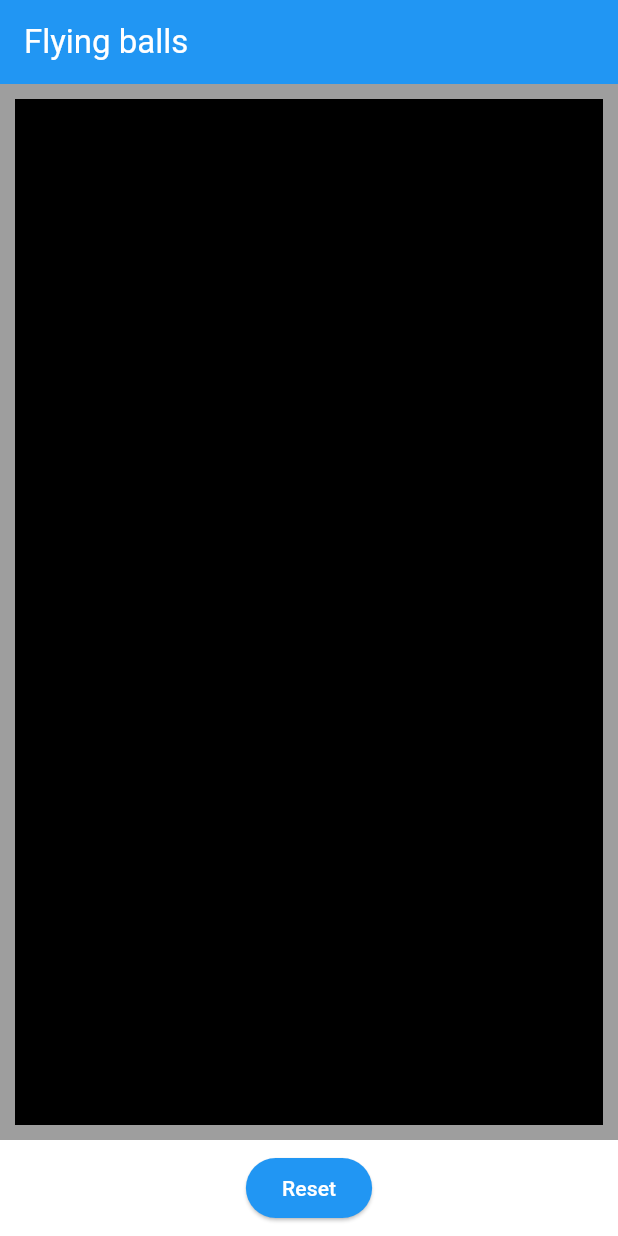
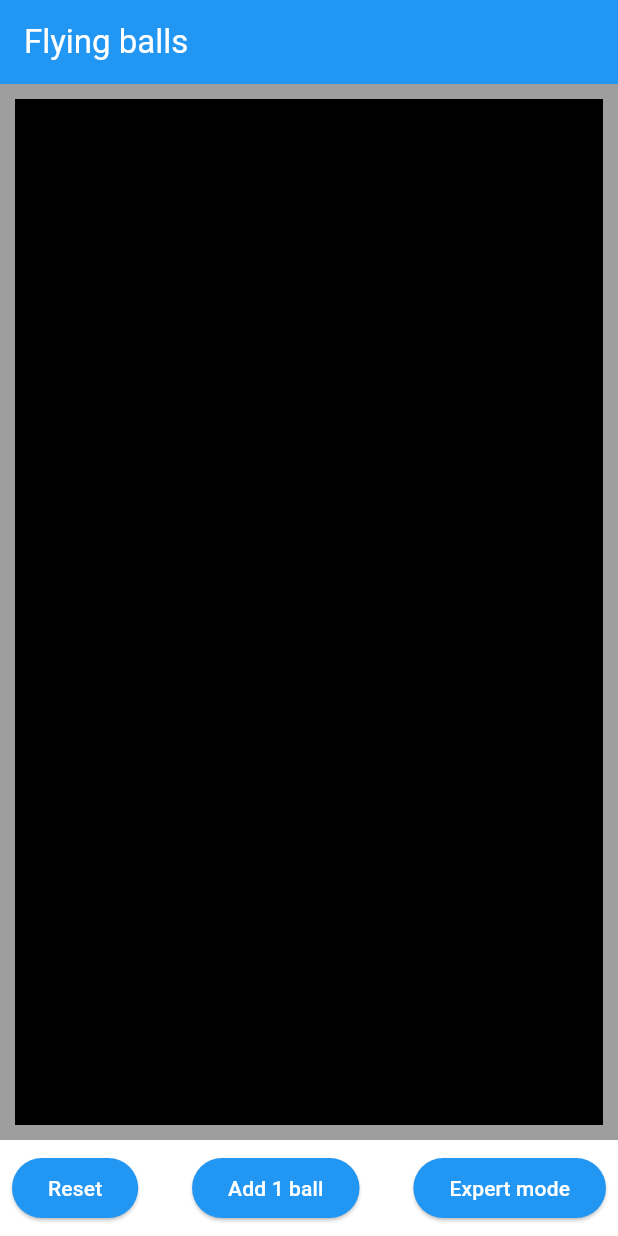
Before and after one commit to fdg2425/flying_balls, a Flutter app: the screen it shows after launch, on a phone screen of 412 x 824 dp. Run offline on Flutter 3.47's test engine with Material 3 defaults, Android fonts, the phone set to English and light mode, and no system bars.

Commit message:
Added second row for ExpertMode

```diff
--- a/lib/main.dart
+++ b/lib/main.dart
@@ -45,6 +45,7 @@ class MyHomePage extends StatefulWidget {
 class _MyHomePageState extends State<MyHomePage> {
   double marginRight = 0.0;
   double marginBottom = 0.0;
+  bool expertMode = false;
 
   @override
   Widget build(BuildContext context) {
@@ -91,13 +92,40 @@ class _MyHomePageState extends State<MyHomePage> {
                 ),
               ),
             ),
-            Row(mainAxisAlignment: MainAxisAlignment.center, children: [
-              Padding(
-                padding: const EdgeInsets.all(8.0),
-                child: ElevatedButton(
-                    onPressed: () {}, child: const Text("Reset")),
+            if (expertMode)
+              const Padding(
+                padding: EdgeInsets.all(8.0),
+                child: Row(
+                    mainAxisAlignment: MainAxisAlignment.spaceBetween,
+                    children: [Text("Speed:")]),
               ),
-            ]),
+            Padding(
+              padding: const EdgeInsets.all(8.0),
+              child: Row(
+                  mainAxisAlignment: MainAxisAlignment.spaceBetween,
+                  children: [
+                    ElevatedButton(
+                        onPressed: () {
+                          setState(() {
+                            expertMode = false;
+                          });
+                        },
+                        child: const Text("Reset")),
+                    ElevatedButton(
+                        onPressed: () {}, child: const Text("Add 1 ball")),
+                    if (!expertMode)
+                      ElevatedButton(
+                          onPressed: () {
+                            setState(() {
+                              expertMode = true;
+                            });
+                          },
+                          child: const Text("Expert mode")),
+                    if (expertMode)
+                      ElevatedButton(
+                          onPressed: () {}, child: const Text("Add 10 ball")),
+                  ]),
+            ),
           ],
         ),
       ),
```
